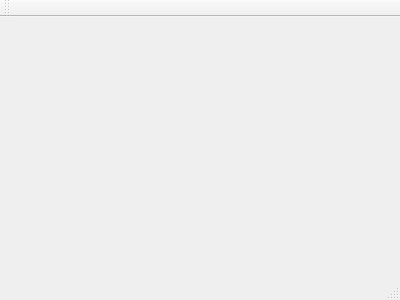
Above: inicio.ui from Smart-Resto/smart-resto_v1 before the change. Below: the same form after it.
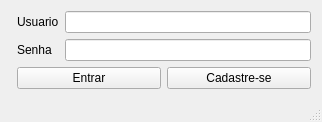
That is the form after the change.

```diff
--- a/inicio.ui
+++ b/inicio.ui
@@ -1,24 +1,75 @@
 <ui version="4.0">
  <class>Inicio</class>
- <widget class="QMainWindow" name="Inicio" >
-  <property name="geometry" >
+ <widget class="QMainWindow" name="Inicio">
+  <property name="windowModality">
+   <enum>Qt::NonModal</enum>
+  </property>
+  <property name="enabled">
+   <bool>true</bool>
+  </property>
+  <property name="geometry">
    <rect>
     <x>0</x>
     <y>0</y>
-    <width>400</width>
-    <height>300</height>
+    <width>322</width>
+    <height>117</height>
    </rect>
   </property>
   <property name="windowTitle" >
    <string>Inicio</string>
   </property>
-  <widget class="QMenuBar" name="menuBar" />
-  <widget class="QToolBar" name="mainToolBar" />
-  <widget class="QWidget" name="centralWidget" />
-  <widget class="QStatusBar" name="statusBar" />
+  <property name="animated">
+   <bool>true</bool>
+  </property>
+  <widget class="QWidget" name="centralWidget">
+   <layout class="QFormLayout" name="formLayout">
+    <item row="0" column="1">
+     <layout class="QGridLayout" name="gridLayout_2">
+      <item row="1" column="0">
+       <widget class="QPushButton" name="pushButton_entrar">
+        <property name="text">
+         <string>Entrar</string>
+        </property>
+       </widget>
+      </item>
+      <item row="1" column="1">
+       <widget class="QPushButton" name="pushButton_cadsatrar">
+        <property name="text">
+         <string>Cadastre-se</string>
+        </property>
+       </widget>
+      </item>
+      <item row="0" column="0" colspan="2">
+       <layout class="QGridLayout" name="gridLayout">
+        <item row="0" column="0">
+         <widget class="QLabel" name="label_usuario">
+          <property name="text">
+           <string>Usuario</string>
+          </property>
+         </widget>
+        </item>
+        <item row="1" column="0">
+         <widget class="QLabel" name="label_senha">
+          <property name="text">
+           <string>Senha</string>
+          </property>
+         </widget>
+        </item>
+        <item row="1" column="1">
+         <widget class="QLineEdit" name="lineEdit_senha"/>
+        </item>
+        <item row="0" column="1">
+         <widget class="QLineEdit" name="lineEdit_usuario"/>
+        </item>
+       </layout>
+      </item>
+     </layout>
+    </item>
+   </layout>
+  </widget>
+  <widget class="QStatusBar" name="statusBar"/>
  </widget>
- <layoutDefault spacing="6" margin="11" />
- <pixmapfunction></pixmapfunction>
+ <layoutdefault spacing="6" margin="11"/>
  <resources/>
  <connections/>
 </ui>
```
Left out of the diff: 9 changed lines with no effect on the pictures.
